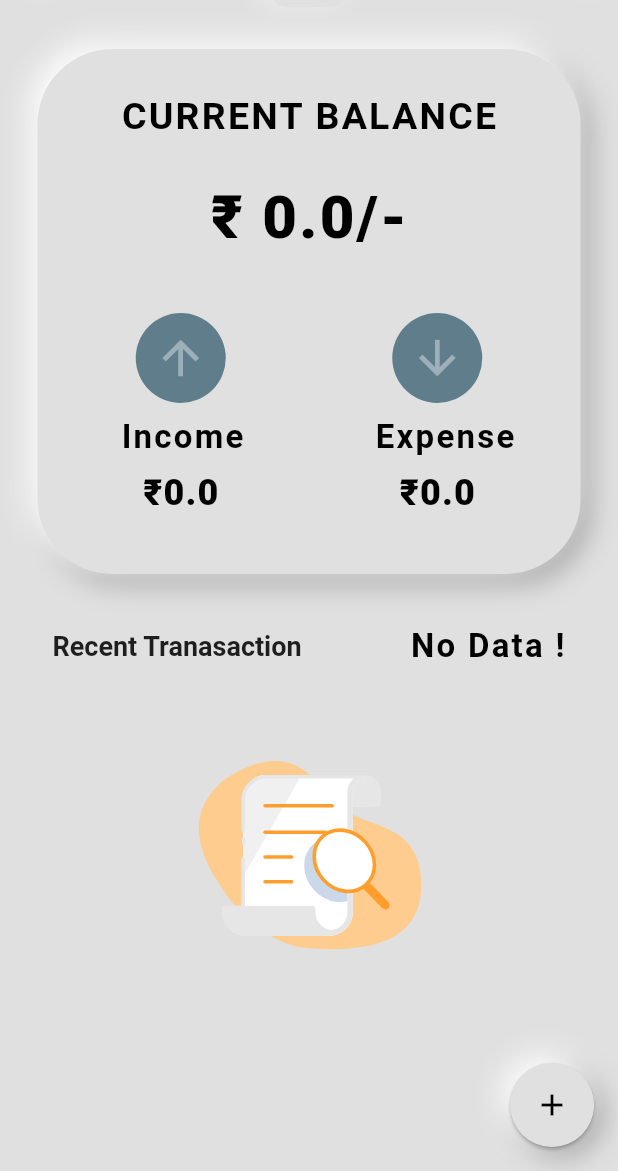
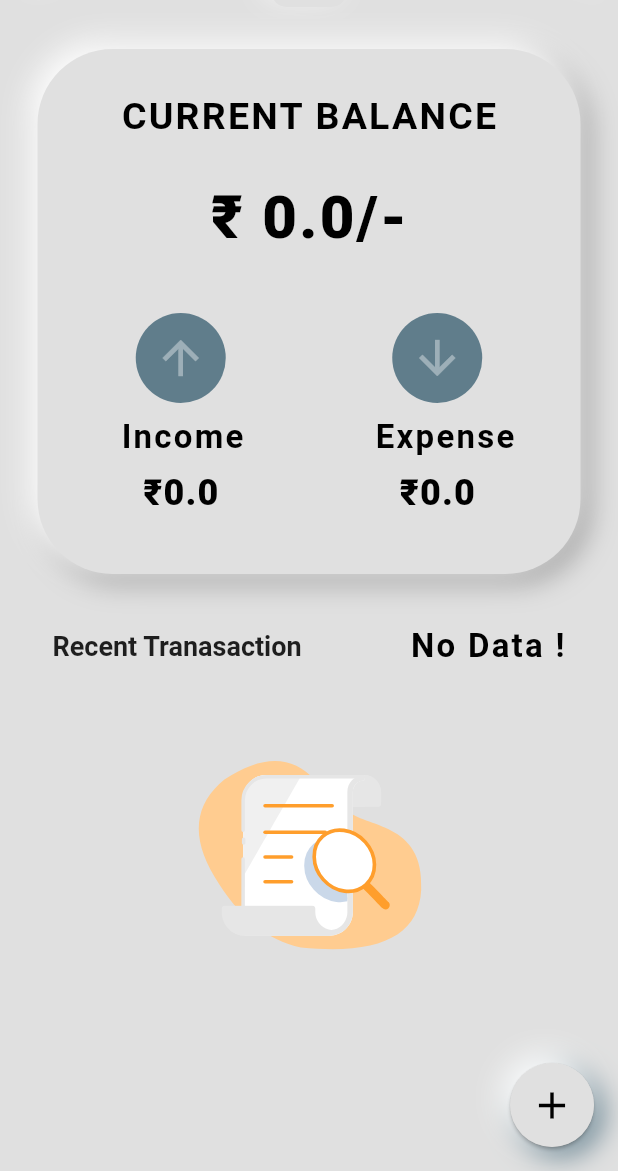
Before and after one commit to Nidhinlalp/SimpleMoneyManager, a Flutter app: the ScreenTransaction screen opened directly, on a phone screen of 412 x 824 dp, the part 65-1236 px from its top. Run offline on Flutter 3.47's test engine with Material 2 defaults, Android fonts, the phone set to English and light mode, and no system bars; drawn by our look-alikes of auto_size_text, flip_card; our stand-ins replace awesome_snackbar_content, curved_navigation_bar, flutter_slidable, flutter_zoom_drawer, google_fonts, hive and 7 more; accounts and stored records are empty.

Commit message:
ui and project completed

```diff
--- a/lib/screens/Hometransactions/screen_transaction.dart
+++ b/lib/screens/Hometransactions/screen_transaction.dart
@@ -145,14 +145,14 @@ class _ScreenTransactionState extends State<ScreenTransaction> {
               decoration: BoxDecoration(
                 color: bgColor,
                 borderRadius: BorderRadius.circular(50),
-                boxShadow: [
+                boxShadow: const [
                   BoxShadow(
-                    color: Colors.grey.shade500,
+                    color: Colors.blueGrey,
                     blurRadius: 15,
                     spreadRadius: 1,
-                    offset: const Offset(5, 5),
+                    offset: Offset(5, 5),
                   ),
-                  const BoxShadow(
+                  BoxShadow(
                     color: Colors.white,
                     blurRadius: 15,
                     spreadRadius: 1,
--- a/lib/screens/add_transaction/floting_animation.dart
+++ b/lib/screens/add_transaction/floting_animation.dart
@@ -25,6 +25,7 @@ class CustomFABWidget extends StatelessWidget {
           width: fabSize,
           child: const Icon(
             Icons.add,
+            size: 30,
             color: Colors.black,
           ),
         ),
--- a/lib/screens/add_transaction/screen_add_transaction.dart
+++ b/lib/screens/add_transaction/screen_add_transaction.dart
@@ -7,7 +7,6 @@ import 'package:simplemoneymanager/db_functions/transaction/transaction_db.dart'
 import 'package:simplemoneymanager/models/cetegory/cetegory_models.dart';
 import 'package:simplemoneymanager/models/transaction/transaction_model.dart';
 import 'package:simplemoneymanager/constants/notifier.dart';
-import 'package:simplemoneymanager/screens/graph/pages/overview_graph.dart';
 import '../../db_functions/category/category_db.dart';
 import '../category/category_add_popup.dart';
 
```
Also changed, not shown: lib/screens/category/screen_category.dart (+5 -4 lines).
